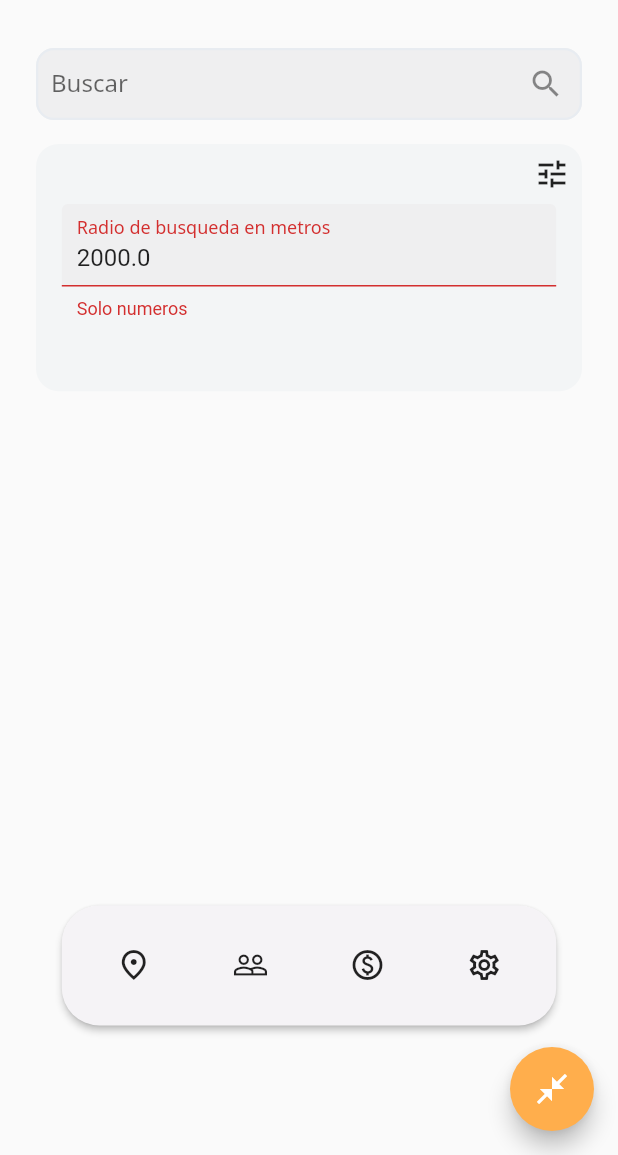
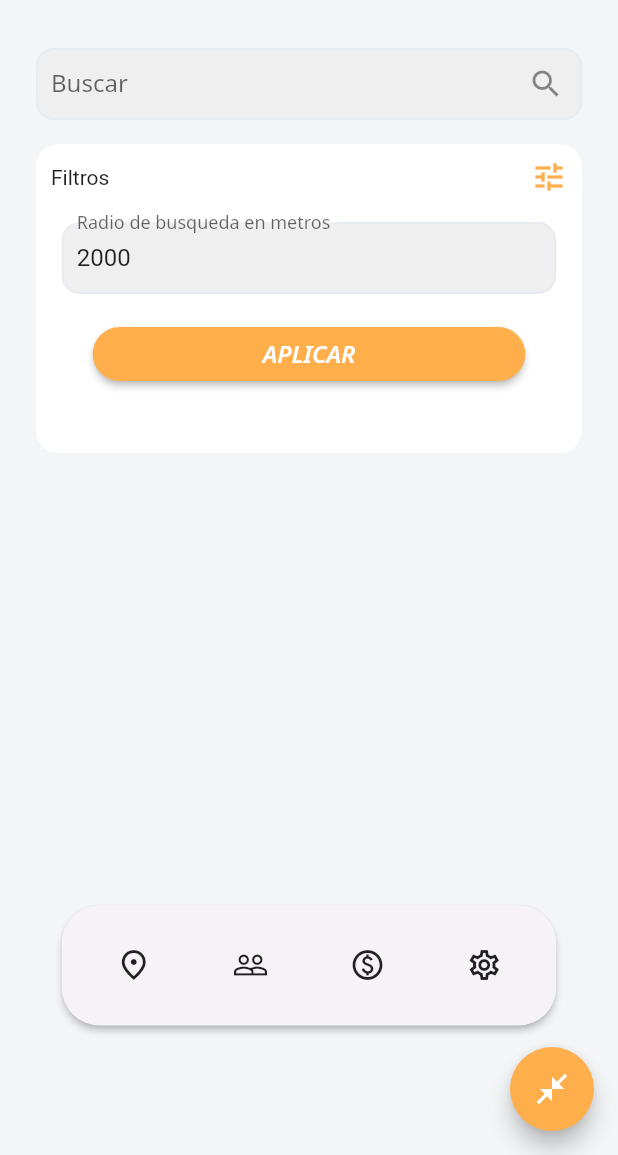
Before and after one commit to zelmop/where_to_go, a Flutter app: the HomeView screen opened by its route, after a tap on the "tune" icon, on a phone screen of 412 x 824 dp, the part 81-1236 px from its top. Run offline on Flutter 3.47's test engine with Material 2 defaults, Android fonts, the phone set to English and light mode, and no system bars; our stand-ins replace dio, flutter_dotenv, google_maps_flutter, location, stacked, stacked_core and 1 more.

Commit message:
search by filters

```diff
--- /dev/null
+++ b/lib/utils/search.util.dart
@@ -0,0 +1,16 @@
+import 'package:data/data.dart';
+
+class SearchUtil {
+
+  static List<String> getPreferencesForListOfFriends(List<Friend> friends) {
+    var friendsWithPreferences = friends.where((f) => f.preferences.isNotEmpty).toList();
+
+    if (friendsWithPreferences.isNotEmpty) {
+      var temp = friendsWithPreferences.map((e) => e.preferences.map((p) => p)).toList();
+      return temp.expand((element) => element).toList();
+    }
+
+    return [];
+  }
+
+}
--- a/lib/utils/utils.dart
+++ b/lib/utils/utils.dart
@@ -1,4 +1,5 @@
 export 'package:where_to_go/utils/geolocation.util.dart';
+export 'package:where_to_go/utils/search.util.dart';
 export 'package:where_to_go/utils/setup_bottom_sheet_ui.util.dart';
 export 'package:where_to_go/utils/setup_dialog_ui.util.dart';
 export 'package:where_to_go/utils/text_form_field_validators.util.dart';
--- a/lib/viewmodels/viewmodels.dart
+++ b/lib/viewmodels/viewmodels.dart
@@ -1,3 +1,4 @@
 export 'package:where_to_go/viewmodels/dialogs/dialogs.dart';
 export 'package:where_to_go/viewmodels/bottom_sheets/bottom_sheets.dart';
 export 'package:where_to_go/viewmodels/views/views.dart';
+export 'package:where_to_go/viewmodels/widgets/widgets.dart';
--- /dev/null
+++ b/lib/viewmodels/widgets/search_view_filters_widget.viewmodel.dart
@@ -0,0 +1,27 @@
+import 'package:data/data.dart';
+import 'package:stacked/stacked.dart';
+import 'package:where_to_go/utils/utils.dart';
+
+class SearchViewFiltersWidgetViewModel extends BaseViewModel {
+
+  List<Friend> _friends = [];
+  List<Friend> get friends => _friends;
+
+  List<String> _preferences = [];
+  List<String> get preferences => _preferences;
+
+  void initialize(List<Friend> friends) {
+    _friends = friends;
+    _setPreferences();
+    notifyListeners();
+  }
+
+  void _setPreferences() {
+    _preferences = SearchUtil.getPreferencesForListOfFriends(_friends);
+  }
+
+  void onDeletePreference(String preference) {
+    _preferences.remove(preference);
+    notifyListeners();
+  }
+}
--- /dev/null
+++ b/lib/viewmodels/widgets/widgets.dart
@@ -0,0 +1 @@
+export 'package:where_to_go/viewmodels/widgets/search_view_filters_widget.viewmodel.dart';
--- a/lib/views/search.view.dart
+++ b/lib/views/search.view.dart
@@ -22,10 +22,14 @@ class _SearchViewState extends State<SearchView> {
   final _formKey = GlobalKey<FormState>();
 
   late TextEditingController _searchTextEditingController;
+  late TextEditingController _radiusTextEditingController;
+  late TextEditingController _preferencesTextEditingController;
 
   @override
   void initState() {
     _searchTextEditingController = TextEditingController();
+    _radiusTextEditingController = TextEditingController();
+    _preferencesTextEditingController = TextEditingController();
 
     super.initState();
   }
@@ -33,6 +37,8 @@ class _SearchViewState extends State<SearchView> {
   @override
   void dispose() {
     _searchTextEditingController.dispose();
+    _radiusTextEditingController.dispose();
+    _preferencesTextEditingController.dispose();
 
     super.dispose();
   }
@@ -43,7 +49,9 @@ class _SearchViewState extends State<SearchView> {
 
     return ViewModelBuilder<SearchViewViewModel>.reactive(
       viewModelBuilder: () => SearchViewViewModel(),
-      builder: (context, viewModel, child) => Padding(
+      builder: (context, viewModel, child) => Container(
+        color: ColorConstants.primaryGrey,
+        child: Padding(
           padding: const EdgeInsets.symmetric(vertical: 16, horizontal: 24),
           child: Column(
             children: [
@@ -76,10 +84,19 @@ class _SearchViewState extends State<SearchView> {
               ),
               GapsContants.mediumVerticalGap,
               SearchViewFilters(
+                friends: widget.friends,
                 onShowFilter: () => viewModel.onShowFilters(),
                 onTogleFilters: () => viewModel.onTogleFilters(),
+                applyFilters: () => viewModel.applyFilters(
+                  int.parse(_radiusTextEditingController.text),
+                  widget.friends,
+                  _searchTextEditingController.text,
+                  _preferencesTextEditingController.text.split(" ").toList()
+                ),
                 showFilters: viewModel.showFilters,
                 toggleFilters: viewModel.toggleFilters,
+                radiusTextEditingController: _radiusTextEditingController,
+                preferencesTextEditingController: _preferencesTextEditingController,
                 radius: viewModel.radius
               ),
               GapsContants.mediumVerticalGap,
@@ -100,6 +117,7 @@ class _SearchViewState extends State<SearchView> {
               )
             ]
           )
+        ),
       )
     );
   }
--- a/lib/views/widgets/search_view_filters.widget.dart
+++ b/lib/views/widgets/search_view_filters.widget.dart
@@ -1,21 +1,32 @@
+import 'package:data/data.dart';
 import 'package:flutter/material.dart';
+import 'package:stacked/stacked.dart';
 import 'package:ui_components/ui_components.dart';
 import 'package:where_to_go/utils/utils.dart';
+import 'package:where_to_go/viewmodels/viewmodels.dart';
 
 class SearchViewFilters extends StatefulWidget {
+  final List<Friend> friends;
   final VoidCallback onShowFilter;
   final VoidCallback onTogleFilters;
+  final VoidCallback applyFilters;
+  final int radius;
+  final bool showFilters;
   final bool toggleFilters;
-  final bool showFilters;
-  final double radius;
+  final TextEditingController radiusTextEditingController;
+  final TextEditingController preferencesTextEditingController;
 
   const SearchViewFilters({
     super.key,
+    required this.friends,
     required this.onShowFilter,
     required this.onTogleFilters,
-    required this.toggleFilters,
+    required this.applyFilters,
+    required this.radius,
     required this.showFilters,
-    required this.radius
+    required this.radiusTextEditingController,
+    required this.preferencesTextEditingController,
+    required this.toggleFilters
   });
 
   @override
@@ -25,67 +36,94 @@ class SearchViewFilters extends StatefulWidget {
 class _SearchViewFiltersState extends State<SearchViewFilters> {
   final _formKey = GlobalKey<FormState>();
 
-  late TextEditingController _radiusTextEditingController;
-
-  @override
-  void initState() {
-    _radiusTextEditingController = TextEditingController(text: '${widget.radius}');
-
-    super.initState();
-  }
-
-  @override
-  void dispose() {
-    _radiusTextEditingController.dispose();
-
-    super.dispose();
-  }
-
   @override
   Widget build(BuildContext context) {
     var size = MediaQuery.of(context).size;
 
-    return AnimatedContainer(
+    return ViewModelBuilder<SearchViewFiltersWidgetViewModel>.reactive(
+      viewModelBuilder: () => SearchViewFiltersWidgetViewModel(),
+      onViewModelReady: (viewModel) {
+        viewModel.initialize(widget.friends);
+        widget.preferencesTextEditingController.text = viewModel.preferences.join(" ");
+        widget.radiusTextEditingController.text = '${widget.radius}';
+      },
+      builder: (context, viewModel, child) => AnimatedContainer(
         onEnd: widget.onShowFilter,
         width: size.width * .9,
         decoration: BoxDecoration(
           borderRadius: BorderRadius.circular(15),
-        color: ColorConstants.primaryGrey
+          color: Colors.white
         ),
-      height: widget.toggleFilters ? size.height * .2 : 40,
+        height: widget.toggleFilters ? viewModel.preferences.isNotEmpty ? size.height * .4 : size.height * .25 : 60,
         duration: const Duration(milliseconds: 100),
         child: Column(
           children: [
             Padding(
-            padding: const EdgeInsets.all(8.0),
+              padding: const EdgeInsets.all(10.0),
               child: Row(
-              mainAxisAlignment: MainAxisAlignment.end,
+                mainAxisAlignment: MainAxisAlignment.spaceBetween,
                 children: [
+                  const Text('Filtros'),
                   GestureDetector(
-                  onTap: () => widget.onTogleFilters(),
-                  child: const Icon(Icons.tune_outlined)
+                    onTap: () {
+                      widget.onTogleFilters();
+                      viewModel.initialize(widget.friends);
+                    },
+                    child: Icon(
+                      Icons.tune_outlined,
+                      color: widget.showFilters ? ColorConstants.primaryColor : Colors.black,
+                    )
                   )
                 ]
               )
             ),
+            GapsContants.smallVerticalGap,
             if (widget.showFilters)
-            _getFilters(size)
+              _getFilters(size, viewModel)
           ]
+        )
       )
     );
   }
 
-  Widget _getFilters(Size size) {
+  Widget _getFilters(Size size, SearchViewFiltersWidgetViewModel viewModel) {
     return Form(
       key: _formKey,
       autovalidateMode: AutovalidateMode.always,
       child: Column(
         children: [
           BasicInput(
-            controller: _radiusTextEditingController,
+            controller: widget.radiusTextEditingController,
             labelText: 'Radio de busqueda en metros',
             width: size.width * .8,
             validator: TextFormFieldValidators.validateRaius
+          ),
+          GapsContants.smallVerticalGap,
+          viewModel.preferences.isNotEmpty ? SizedBox(
+            width: size.width * .8,
+            height: size.height * .1,
+            child: SingleChildScrollView(
+              child: Wrap(
+                children: [
+                  ...viewModel.preferences.map((e) {
+                    return ChipCommon(
+                      onDeleted: () {
+                        viewModel.onDeletePreference(e);
+                        widget.preferencesTextEditingController.text = viewModel.preferences.join(" ");
+                      },
+                      text: e
+                    );
+                  })
+                ]
+              )
+            )
+          ) : Container(),
+          GapsContants.smallVerticalGap,
+          LargeButton(
+            color: ColorConstants.primaryColor,
+            onPressed: widget.applyFilters,
+            text: 'APLICAR',
+            width: size.width * .7
           )
         ]
       )
--- /dev/null
+++ b/ui_components/lib/commons/commons.dart
@@ -0,0 +1 @@
+export 'package:ui_components/commons/chip.common.dart';
--- a/ui_components/lib/ui_components.dart
+++ b/ui_components/lib/ui_components.dart
@@ -1,6 +1,7 @@
 library ui_components;
 
 export 'package:ui_components/buttons/buttons.dart';
+export 'package:ui_components/commons/commons.dart';
 export 'package:ui_components/constants/constants.dart';
 export 'package:ui_components/inputs/inputs.dart';
 export 'package:ui_components/loaders/loaders.dart';
```
Also changed, not shown: fonts/OFL-Lato.txt (added, +93 -0 lines), fonts/OFL-NotoSans.txt (added, +93 -0 lines), lib/utils/geolocation.util.dart (+35 -0 lines), lib/viewmodels/bottom_sheets/add_friend_bottom_sheet.viewmodel.dart (+8 -2 lines), lib/viewmodels/views/search_view.viewmodel.dart (+19 -39 lines), lib/views/bottom_sheets/add_friend.bottomsheet.dart (+7 -8 lines), ui_components/lib/commons/chip.common.dart (added, +22 -0 lines), 1 other file. Lines whose indentation alone changed are shown as unchanged.
